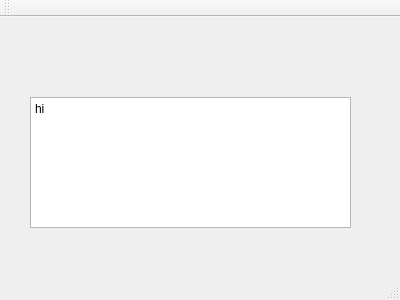
The window that src/mainwindow.ui (esanbock/joyfly-cpp) describes before a commit, drawn with Qt 5.
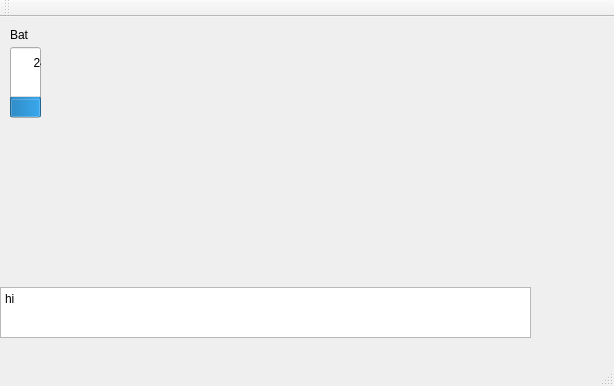
The same window after the commit.

Commit message: added voltage control

What changed in the file:
```diff
--- a/src/mainwindow.ui
+++ b/src/mainwindow.ui
@@ -6,8 +6,8 @@
    <rect>
     <x>0</x>
     <y>0</y>
-    <width>400</width>
-    <height>300</height>
+    <width>614</width>
+    <height>386</height>
    </rect>
   </property>
   <property name="windowTitle">
@@ -17,17 +17,55 @@
    <widget class="QPlainTextEdit" name="textLog">
     <property name="geometry">
      <rect>
-      <x>30</x>
-      <y>80</y>
-      <width>321</width>
-      <height>131</height>
+      <x>0</x>
+      <y>270</y>
+      <width>531</width>
+      <height>51</height>
      </rect>
     </property>
+    <property name="readOnly">
+     <bool>false</bool>
+    </property>
     <property name="plainText">
      <string>hi
 </string>
     </property>
    </widget>
+   <widget class="QLabel" name="label">
+    <property name="geometry">
+     <rect>
+      <x>10</x>
+      <y>10</y>
+      <width>31</width>
+      <height>16</height>
+     </rect>
+    </property>
+    <property name="text">
+     <string>Bat</string>
+    </property>
+   </widget>
+   <widget class="QProgressBar" name="voltage">
+    <property name="geometry">
+     <rect>
+      <x>10</x>
+      <y>30</y>
+      <width>31</width>
+      <height>71</height>
+     </rect>
+    </property>
+    <property name="sizePolicy">
+     <sizepolicy hsizetype="Expanding" vsizetype="Expanding">
+      <horstretch>0</horstretch>
+      <verstretch>0</verstretch>
+     </sizepolicy>
+    </property>
+    <property name="value">
+     <number>24</number>
+    </property>
+    <property name="orientation">
+     <enum>Qt::Vertical</enum>
+    </property>
+   </widget>
   </widget>
   <widget class="QMenuBar" name="menuBar">
    <property name="geometry">
```
Left out of the diff: 4 changed lines with no effect on the pictures. The commit also changes 10 other files.
